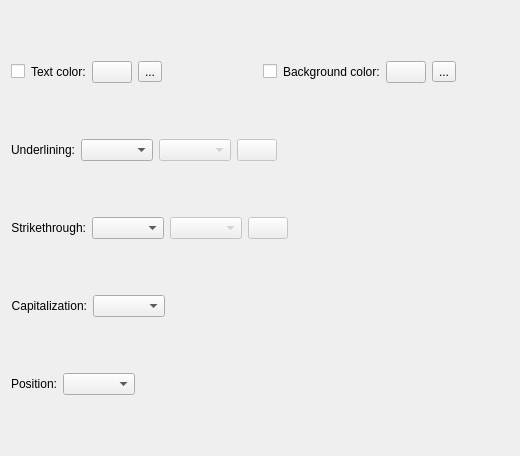
Above: plugins/textshape/dialogs/CharacterHighlighting.ui from KDE/krita before the change. Below: the same form after it.
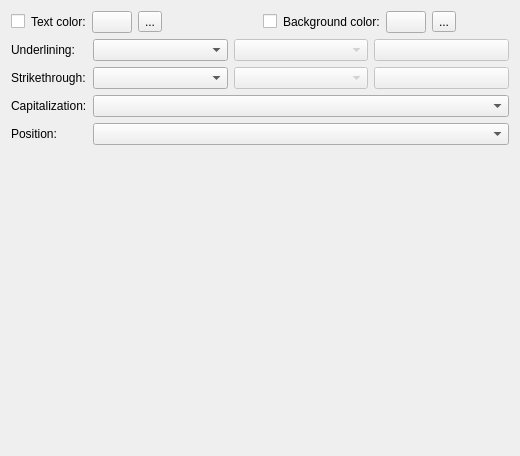
That is the form after the change. Custom widgets are drawn as their Qt base class.

Commit message: Changed: right-align labels on paragraph/character dialogs

What changed in the file:
```diff
--- a/plugins/textshape/dialogs/CharacterHighlighting.ui
+++ b/plugins/textshape/dialogs/CharacterHighlighting.ui
@@ -10,11 +10,14 @@
     <height>456</height>
    </rect>
   </property>
-  <layout class="QGridLayout" name="gridLayout_2">
-   <item row="1" column="0">
-    <layout class="QHBoxLayout" name="horizontalLayout_7">
+  <layout class="QVBoxLayout">
      <item>
-      <layout class="QHBoxLayout" name="horizontalLayout_5">
+    <layout class="QGridLayout" name="fontLayout"/>
+   </item>
+   <item>
+    <layout class="QHBoxLayout">
+     <item>
+      <layout class="QHBoxLayout" stretch="0,0,0,0,1">
        <item>
         <widget class="QCheckBox" name="enableText"/>
        </item>
@@ -23,9 +26,6 @@
          <property name="text">
           <string>Text color:</string>
          </property>
-         <property name="wordWrap">
-          <bool>false</bool>
-         </property>
          <property name="buddy">
           <cstring>textColor</cstring>
          </property>
@@ -42,22 +42,16 @@
         </widget>
        </item>
        <item>
-        <spacer name="horizontalSpacer_5">
+        <spacer>
          <property name="orientation">
           <enum>Qt::Horizontal</enum>
          </property>
-         <property name="sizeHint" stdset="0">
-          <size>
-           <width>40</width>
-           <height>20</height>
-          </size>
-         </property>
         </spacer>
        </item>
       </layout>
      </item>
      <item>
-      <layout class="QHBoxLayout" name="horizontalLayout_6">
+      <layout class="QHBoxLayout" stretch="0,0,0,0,1">
        <item>
         <widget class="QCheckBox" name="enableBackground">
          <property name="text">
@@ -70,9 +64,6 @@
          <property name="text">
           <string>Background color:</string>
          </property>
-         <property name="wordWrap">
-          <bool>false</bool>
-         </property>
          <property name="buddy">
           <cstring>backgroundColor</cstring>
          </property>
@@ -89,46 +80,30 @@
         </widget>
        </item>
        <item>
-        <spacer name="horizontalSpacer_6">
+        <spacer>
          <property name="orientation">
           <enum>Qt::Horizontal</enum>
          </property>
-         <property name="sizeHint" stdset="0">
-          <size>
-           <width>40</width>
-           <height>20</height>
-          </size>
-         </property>
         </spacer>
        </item>
       </layout>
      </item>
     </layout>
    </item>
+   <item>
+    <layout class="QFormLayout">
    <item row="0" column="0">
-    <layout class="QGridLayout" name="fontLayout"/>
-   </item>
-   <item row="3" column="0">
-    <layout class="QHBoxLayout" name="horizontalLayout">
-     <item>
-      <widget class="QLabel" name="textLabel1">
-       <property name="enabled">
-        <bool>true</bool>
-       </property>
+      <widget class="QLabel">
        <property name="text">
         <string>Underlining:</string>
        </property>
-       <property name="alignment">
-        <set>Qt::AlignRight|Qt::AlignTrailing|Qt::AlignVCenter</set>
-       </property>
-       <property name="wordWrap">
-        <bool>false</bool>
-       </property>
        <property name="buddy">
         <cstring>underlineStyle</cstring>
        </property>
       </widget>
      </item>
+     <item row="0" column="1">
+      <layout class="QHBoxLayout">
      <item>
       <widget class="KComboBox" name="underlineStyle"/>
      </item>
@@ -146,33 +121,20 @@
        </property>
       </widget>
      </item>
-     <item>
-      <spacer name="horizontalSpacer_2">
-       <property name="orientation">
-        <enum>Qt::Horizontal</enum>
-       </property>
-       <property name="sizeHint" stdset="0">
-        <size>
-         <width>40</width>
-         <height>20</height>
-        </size>
-       </property>
-      </spacer>
-     </item>
-    </layout>
-   </item>
-   <item row="5" column="0">
-    <layout class="QHBoxLayout" name="horizontalLayout_2">
-     <item>
-      <widget class="QLabel" name="textLabel2">
+      </layout>
+     </item>
+     <item row="1" column="0">
+      <widget class="QLabel">
        <property name="text">
         <string>Strikethrough:</string>
        </property>
-       <property name="alignment">
-        <set>Qt::AlignRight|Qt::AlignTrailing|Qt::AlignVCenter</set>
+       <property name="buddy">
+        <cstring>strikethroughStyle</cstring>
        </property>
       </widget>
      </item>
+     <item row="1" column="1">
+      <layout class="QHBoxLayout">
      <item>
       <widget class="QComboBox" name="strikethroughStyle"/>
      </item>
@@ -190,84 +152,45 @@
        </property>
       </widget>
      </item>
-     <item>
-      <spacer name="horizontalSpacer">
-       <property name="orientation">
-        <enum>Qt::Horizontal</enum>
-       </property>
-       <property name="sizeHint" stdset="0">
-        <size>
-         <width>40</width>
-         <height>20</height>
-        </size>
-       </property>
-      </spacer>
-     </item>
-    </layout>
-   </item>
-   <item row="6" column="0">
-    <layout class="QHBoxLayout" name="horizontalLayout_4">
-     <item>
-      <widget class="QLabel" name="label_6">
+      </layout>
+     </item>
+     <item row="2" column="0">
+      <widget class="QLabel">
        <property name="text">
         <string>Capitalization:</string>
        </property>
-       <property name="alignment">
-        <set>Qt::AlignRight|Qt::AlignTrailing|Qt::AlignVCenter</set>
+       <property name="buddy">
+        <cstring>capitalizationList</cstring>
        </property>
       </widget>
      </item>
-     <item>
+     <item row="2" column="1">
       <widget class="QComboBox" name="capitalizationList"/>
      </item>
-     <item>
-      <spacer name="horizontalSpacer_3">
-       <property name="orientation">
-        <enum>Qt::Horizontal</enum>
-       </property>
-       <property name="sizeHint" stdset="0">
-        <size>
-         <width>40</width>
-         <height>20</height>
-        </size>
-       </property>
-      </spacer>
-     </item>
-    </layout>
-   </item>
-   <item row="7" column="0">
-    <layout class="QHBoxLayout" name="horizontalLayout_3">
-     <item>
-      <widget class="QLabel" name="label">
+     <item row="3" column="0">
+      <widget class="QLabel">
        <property name="text">
         <string>Position:</string>
        </property>
-       <property name="alignment">
-        <set>Qt::AlignRight|Qt::AlignTrailing|Qt::AlignVCenter</set>
+       <property name="buddy">
+        <cstring>positionList</cstring>
        </property>
       </widget>
      </item>
-     <item>
+     <item row="3" column="1">
       <widget class="QComboBox" name="positionList"/>
      </item>
+    </layout>
+   </item>
      <item>
-      <spacer name="horizontalSpacer_4">
+    <spacer>
        <property name="orientation">
-        <enum>Qt::Horizontal</enum>
-       </property>
-       <property name="sizeHint" stdset="0">
-        <size>
-         <width>40</width>
-         <height>20</height>
-        </size>
+      <enum>Qt::Vertical</enum>
        </property>
       </spacer>
      </item>
     </layout>
-   </item>
-  </layout>
  </widget>
- <layoutdefault spacing="6" margin="11"/>
  <customwidgets>
   <customwidget>
    <class>KColorButton</class>
```
Lines whose indentation alone changed are shown as unchanged. The commit also changes 3 other files.
